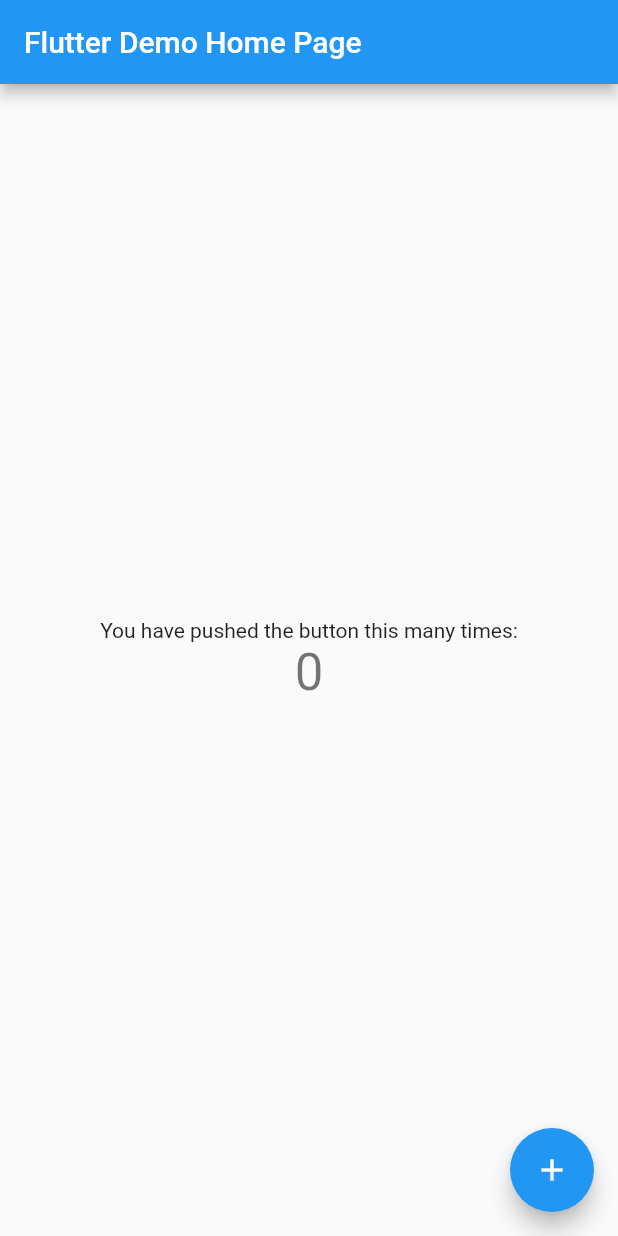
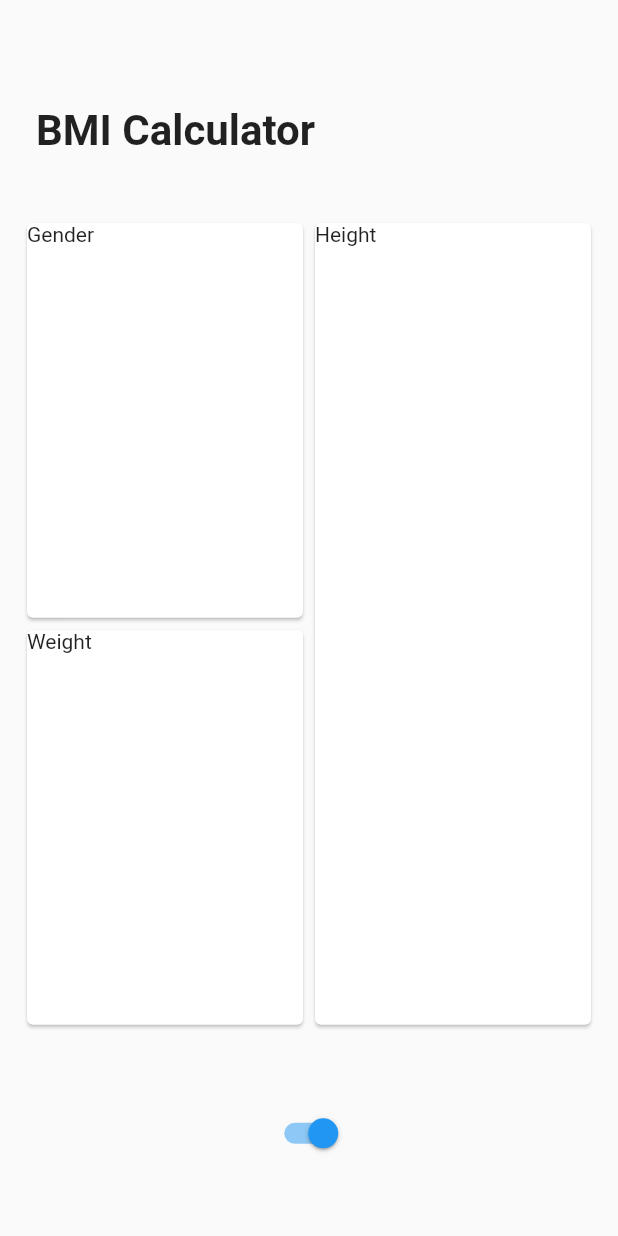
Before and after one commit to sug5806/FlutterProject, a Flutter app: the screen it shows after launch, on a phone screen of 412 x 824 dp. Run offline on Flutter 3.47's test engine with Material 2 defaults, Android fonts, the phone set to English and light mode, and no system bars.

Commit message:
create basic inputPage

```diff
--- /dev/null
+++ b/flutter_animated_bmi_calculate/lib/inputPage.dart
@@ -0,0 +1,77 @@
+import 'package:flutter/material.dart';
+import 'package:flutter_animated_bmi_calculate/main.dart';
+
+
+class InputPage extends StatelessWidget {
+  @override
+  Widget build(BuildContext context) {
+    return Scaffold(
+      body: Padding(
+        padding: MediaQuery.of(context).padding,
+        child: Column(
+          crossAxisAlignment: CrossAxisAlignment.start,
+          children: <Widget>[
+            _buildTitle(context),
+            Expanded(child: _buildCards(context)),
+            _buildBottom(context),
+          ],
+        ),
+      ),
+    );
+  }
+
+  Widget _buildTitle(BuildContext context) {
+    return Padding(
+      padding: EdgeInsets.only(
+        left: 24.0,
+        top: screenAwareSize(56.0, context),
+      ),
+      child: Text(
+        'BMI Calculator',
+        style: TextStyle(fontSize: 28.0, fontWeight: FontWeight.bold),
+      )
+    );
+  }
+
+  Widget _buildBottom(BuildContext context){
+    return Container(
+      alignment: Alignment.center,
+      height: screenAwareSize(108.0, context),
+      width: double.infinity,
+      child: Switch(value: true, onChanged: (val){}),
+    );
+  }
+
+  Widget _buildCards(BuildContext context) {
+    return Padding(
+      padding: EdgeInsets.only(
+        left: 14.0,
+        right: 14.0,
+        top: screenAwareSize(32.0, context),
+      ),
+      child: Row(
+        children: <Widget>[
+          Expanded(
+            child: Column(
+              children: <Widget>[
+                Expanded(child: _tempCard("Gender")),
+                Expanded(child: _tempCard("Weight")),
+              ],
+            ),
+          ),
+          Expanded(child: _tempCard("Height"))
+        ],
+      ),
+    );
+  }
+
+  Widget _tempCard(String label) {
+    return Card(
+      child: Container(
+        width: double.infinity,
+        height: double.infinity,
+        child: Text(label),
+      ),
+    );
+  }
+}
--- a/flutter_animated_bmi_calculate/lib/main.dart
+++ b/flutter_animated_bmi_calculate/lib/main.dart
@@ -1,65 +1,28 @@
 import 'package:flutter/material.dart';
+import 'package:flutter/services.dart';
+import 'package:flutter_animated_bmi_calculate/inputPage.dart';
 
-void main() => runApp(MyApp());
+const double baseHeight = 650.0;
 
-class MyApp extends StatelessWidget {
+double screenAwareSize(double size, BuildContext context) {
+  return size * MediaQuery.of(context).size.height / baseHeight;
+}
+
+void main(){
+  WidgetsFlutterBinding.ensureInitialized();
+  SystemChrome.setPreferredOrientations([DeviceOrientation.portraitUp, DeviceOrientation.portraitDown]).then((_) => runApp(new BMI()));
+}
+
+class BMI extends StatelessWidget {
   @override
   Widget build(BuildContext context) {
     return MaterialApp(
-      title: 'Flutter Demo',
+      debugShowCheckedModeBanner: false,
+      title: 'BMI Calculator',
       theme: ThemeData(
         primarySwatch: Colors.blue,
       ),
-      home: MyHomePage(title: 'Flutter Demo Home Page'),
+      home: InputPage(),
     );
   }
 }
-
-class MyHomePage extends StatefulWidget {
-  MyHomePage({Key key, this.title}) : super(key: key);
-
-
-
-  final String title;
-
-  @override
-  _MyHomePageState createState() => _MyHomePageState();
-}
-
-class _MyHomePageState extends State<MyHomePage> {
-  int _counter = 0;
-
-  void _incrementCounter() {
-    setState(() {
-      _counter++;
-    });
-  }
-
-  @override
-  Widget build(BuildContext context) {
-    return Scaffold(
-      appBar: AppBar(
-        title: Text(widget.title),
-      ),
-      body: Center(
-        child: Column(
-          mainAxisAlignment: MainAxisAlignment.center,
-          children: <Widget>[
-            Text(
-              'You have pushed the button this many times:',
-            ),
-            Text(
-              '$_counter',
-              style: Theme.of(context).textTheme.display1,
-            ),
-          ],
-        ),
-      ),
-      floatingActionButton: FloatingActionButton(
-        onPressed: _incrementCounter,
-        tooltip: 'Increment',
-        child: Icon(Icons.add),
-      ),
-    );
-  }
-}
```
Also changed, not shown: 1 other file.
